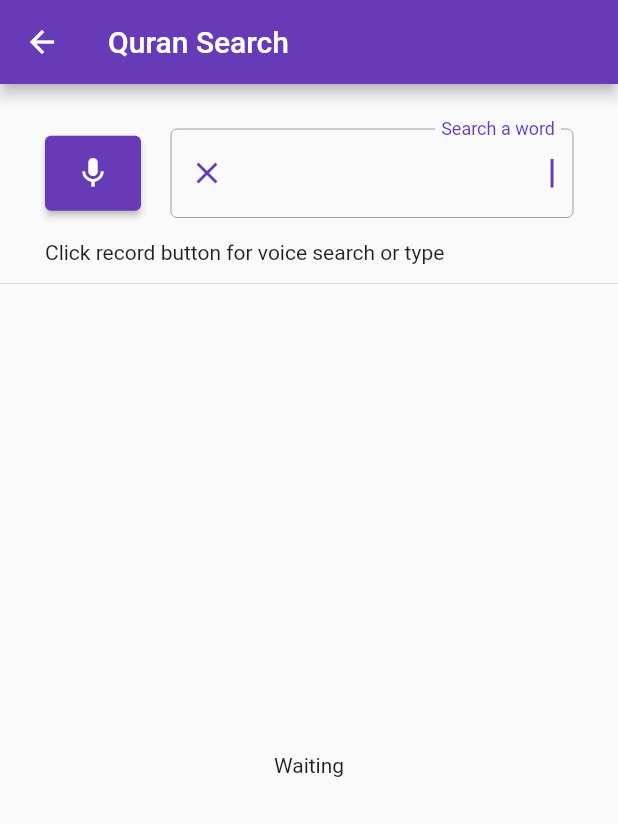
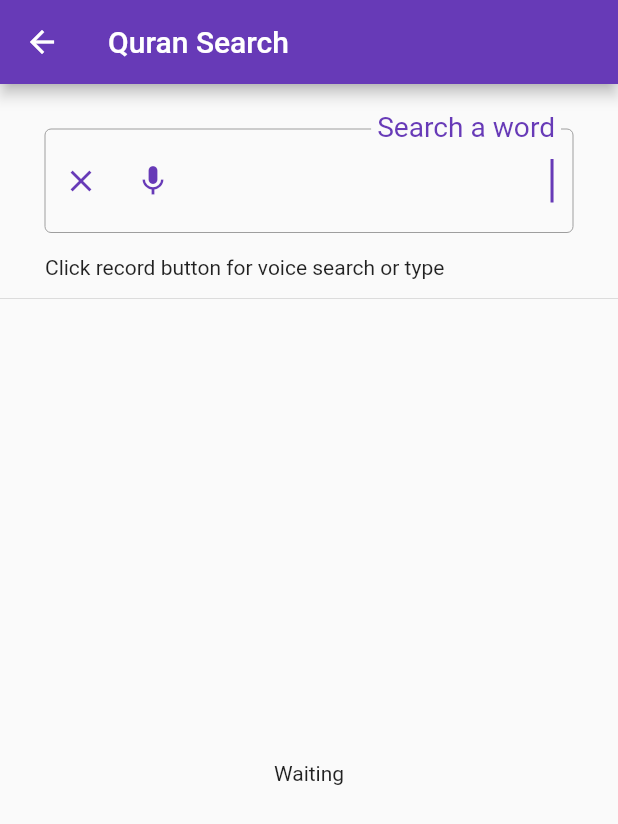
Before and after one commit to hashirabdulbasheer/quran_ayat_app_flutter, a Flutter app: the QuranSearchScreen screen opened directly, on a phone screen of 412 x 824 dp. Shown: the top 824 px of the screen. Run offline on Flutter 3.47's test engine with Material 2 defaults, Android fonts, the phone set to English and light mode, and no system bars; our stand-ins replace dropdown_search, speech_to_text; missing offline and left inert: noble_quran, string_similarity.

Commit message:
fix: ui and other fixes

```diff
--- a/lib/quran_ayat_screen.dart
+++ b/lib/quran_ayat_screen.dart
@@ -143,7 +143,7 @@
 
               ],
             ),
-            SizedBox(height: 50,),
+            const SizedBox(height: 50,),
 
           ],
         ),
--- a/lib/quran_search_screen.dart
+++ b/lib/quran_search_screen.dart
@@ -15,7 +15,7 @@
 
 class QuranSearchScreenState extends State<QuranSearchScreen> {
   static const int listeningTimeoutSecs = 5;
-  static const int watchDogTimeoutSecs = 2;
+  static const int watchDogTimeoutSecs = 3;
 
   final TextEditingController _searchController = TextEditingController();
   bool _isSpeechAvailable = false;
@@ -60,12 +60,21 @@
                     child: TextField(
                         textAlign: TextAlign.right,
                         autofocus: true,
+                        style: const TextStyle(fontSize: 25),
                         textDirection: TextDirection.rtl,
                         onChanged: (value) => _search(value),
                         decoration: InputDecoration(
                             labelText: "Search a word",
-                            suffixIcon: IconButton(
-                                onPressed: () => _clear(), icon: const Icon(Icons.clear)),
+                            suffixIcon: Row(
+                              mainAxisSize: MainAxisSize.min,
+                              children: [
+                                IconButton(
+                                    onPressed: () => _startListening(),
+                                    icon: const Icon(Icons.mic)),
+                                IconButton(
+                                    onPressed: () => _clear(), icon: const Icon(Icons.clear))
+                              ],
+                            ),
                             enabledBorder: const OutlineInputBorder(
                               borderSide: BorderSide(color: Colors.grey, width: 0.0),
                             ),
@@ -77,12 +86,6 @@
                             )),
                         controller: _searchController..text = _enteredText),
                   ),
-                  const SizedBox(width: 20),
-                  SizedBox(
-                    height: 50,
-                    child: ElevatedButton(
-                        onPressed: () => _startListening(), child: const Icon(Icons.mic)),
-                  )
                 ],
               ),
             ),
@@ -122,14 +125,20 @@
                           textDirection: TextDirection.rtl,
                           child: ListView.separated(
                             separatorBuilder: (context, index) {
-                              return const Divider();
+                              return const Divider(thickness: 1,);
                             },
                             itemCount: words.length,
                             itemBuilder: (context, index) {
                               return ListTile(
                                   title: Column(children: [
                                 Row(
-                                  children: [Expanded(child: Text(words[index].word.ar))],
+                                  children: [
+                                    Expanded(
+                                        child: Text(
+                                      words[index].word.ar,
+                                      style: const TextStyle(fontSize: 25),
+                                    ))
+                                  ],
                                 ),
                                 const SizedBox(height: 10),
                                 Row(
@@ -140,6 +149,7 @@
                                             textDirection: TextDirection.ltr,
                                             child: Text(
                                               words[index].word.tr,
+                                              style: const TextStyle(fontSize: 25),
                                               textAlign: TextAlign.right,
                                             )))
                                   ],
@@ -213,6 +223,7 @@
             return QuranWord(word: e, similarityScore: score);
           })
           .toList();
+      results = QuranUtils.removeDuplicates(results);
       results.sort((QuranWord a, QuranWord b) => b.similarityScore.compareTo(a.similarityScore));
       _resultsController.sink.add(results);
       _resultsController.done;
--- a/lib/utils/utils.dart
+++ b/lib/utils/utils.dart
@@ -1,5 +1,3 @@
-import 'package:noble_quran/models/word.dart';
-
 import '../models/qr_word_model.dart';
 
 class QuranUtils {
```
